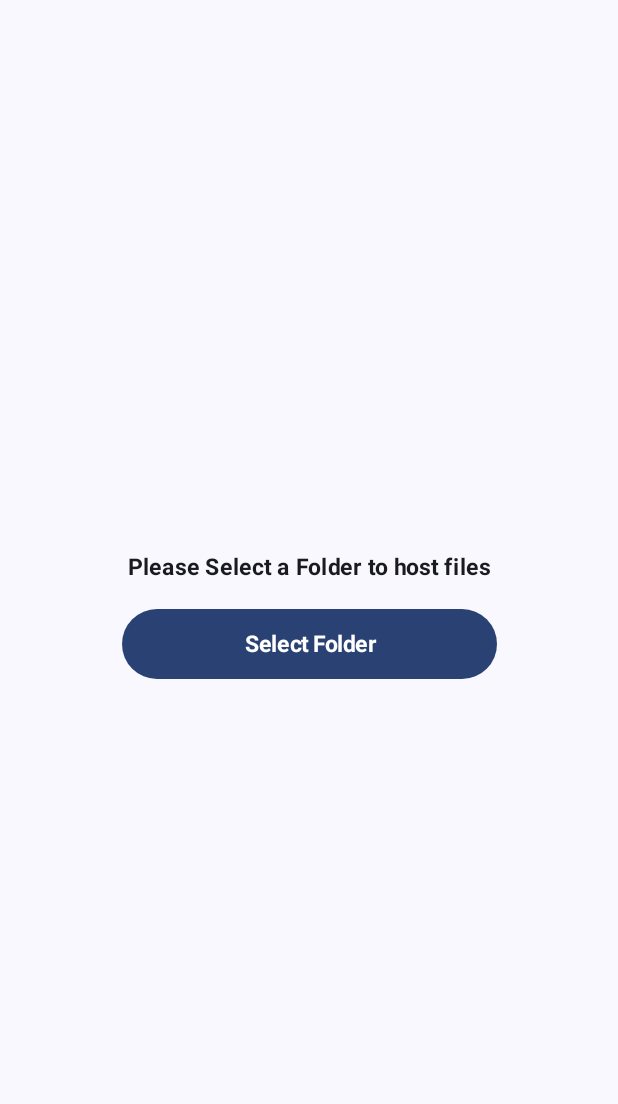
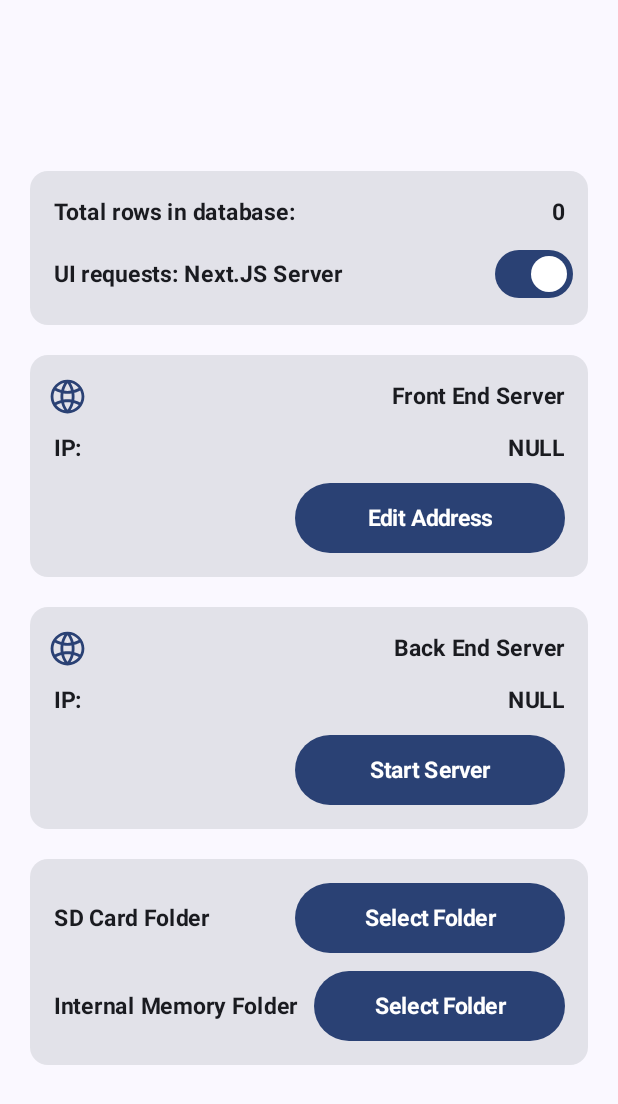
Before and after one commit to rajasaidevaraju/ServerApp, an Android app built with Jetpack Compose: the screen it shows after launch (MainActivity), on a phone screen of 412 x 824 dp. Shown: the top 1104 px of the screen. Run offline under Robolectric (Android 15) with nearby library versions, the phone set to English and light mode, and no system bars; our stand-ins replace Room's generated code, livedata-compose; libraries missing offline, so code that uses them is left out: fi.iki.elonen.

Commit message:
ViewModel working and migrated 1 composable function

```diff
--- a/app/src/main/java/com/example/serverapp/MainActivity.kt
+++ b/app/src/main/java/com/example/serverapp/MainActivity.kt
@@ -5,10 +5,9 @@ package com.example.serverapp
 import android.content.BroadcastReceiver
 import android.content.Context
 import android.os.Bundle
-import android.util.Log
 import androidx.activity.ComponentActivity
 import androidx.activity.compose.setContent
-import androidx.activity.result.contract.ActivityResultContracts
+
 import androidx.compose.foundation.layout.fillMaxSize
 import androidx.compose.foundation.layout.padding
 import androidx.compose.material3.MaterialTheme
@@ -25,6 +24,8 @@ import android.content.Intent
 import android.content.IntentFilter
 import android.net.Uri
 import android.os.Build
+import androidx.activity.result.contract.ActivityResultContracts
+import androidx.activity.viewModels
 import androidx.compose.foundation.Image
 import androidx.compose.foundation.layout.Arrangement
 import androidx.compose.foundation.layout.Column
@@ -53,22 +54,39 @@ import androidx.compose.ui.text.style.TextAlign
 import androidx.compose.ui.window.Dialog
 import androidx.lifecycle.asFlow
 import androidx.lifecycle.compose.collectAsStateWithLifecycle
+import com.example.serverapp.ui.Select
+import com.example.serverapp.viewmodel.MainActivityViewModel
 import database.AppDatabase
+import helpers.FileHandlerHelper
 
 
 class MainActivity : ComponentActivity() {
 
 
     private val prefHandler by lazy { SharedPreferencesHelper(this) }
-    private var selectedFolderUri by mutableStateOf<String?>(null)
     private var isServerRunning by mutableStateOf(false)
     private var showAlertDialog by mutableStateOf(false)
     private var backEndUrl by mutableStateOf<String?>(null)
     private var frontEndUrl by mutableStateOf<String?>(null)
     private var uiServerMode by mutableStateOf<Boolean?>(null)
+    private val fileHandlerHelper by lazy { FileHandlerHelper(this) }
     private val SERVER_START_ACTION_NAME="SERVER_START"
     private val SERVER_STOP_ACTION_NAME="SERVER_STOP"
     private val database  by lazy { AppDatabase.getDatabase(this) }
+    private val mainActivityViewModel: MainActivityViewModel by viewModels()
+
+
+    private val requestPermissionLauncherSDCard = registerForActivityResult(ActivityResultContracts.OpenDocumentTree()) { uri: Uri? ->
+        if (uri != null) {
+            contentResolver.takePersistableUriPermission(uri, Intent.FLAG_GRANT_READ_URI_PERMISSION or Intent.FLAG_GRANT_WRITE_URI_PERMISSION)
+            mainActivityViewModel.saveSDCardUri(uri)
+    }}
+
+    private val requestPermissionLauncherInternal = registerForActivityResult(ActivityResultContracts.OpenDocumentTree()) { uri: Uri? ->
+        if (uri != null) {
+            contentResolver.takePersistableUriPermission(uri, Intent.FLAG_GRANT_READ_URI_PERMISSION or Intent.FLAG_GRANT_WRITE_URI_PERMISSION)
+            mainActivityViewModel.saveInternalUri(uri)
+        }}
 
     override fun onCreate(savedInstanceState: Bundle?) {
         super.onCreate(savedInstanceState)
@@ -100,16 +118,10 @@ class MainActivity : ComponentActivity() {
                         horizontalAlignment = Alignment.CenterHorizontally
                     )  {
 
-
-                        if (prefHandler.getURI() != null) {
-                            selectedFolderUri = prefHandler.getURI().toString()
                             Info()
                             FrontEndServer()
                             BackendServer()
-                        }
-                        else {
-                            FolderSelect()
-                        }
+                            Select(mainActivityViewModel,requestPermissionLauncherSDCard,requestPermissionLauncherInternal, fileHandlerHelper)
                     }
                 }
             }
@@ -301,12 +313,7 @@ class MainActivity : ComponentActivity() {
         unregisterReceiver(receiver)
     }
 
-    override fun onResume() {
-        super.onResume()
-        if (selectedFolderUri==null &&prefHandler.getURI() != null) {
-            selectedFolderUri = prefHandler.getURI().toString()
-        }
-    }
+
 
     @Composable
     fun ServerImage() {
@@ -322,26 +329,6 @@ class MainActivity : ComponentActivity() {
         }
     }
 
-        @Composable
-    fun FolderSelect() {
-        Column(
-            modifier = Modifier.fillMaxSize(),
-            verticalArrangement = Arrangement.Center,
-            horizontalAlignment = Alignment.CenterHorizontally
-        ) {
-            StyledText(text = "Please Select a Folder to host files")
-            Button(
-                onClick = {
-                    requestPermissionLauncher.launch(null)
-                },
-                modifier = Modifier
-                    .padding(10.dp)
-                    .width(250.dp)
-            ) {
-                StyledText(text = "Select Folder")
-            }
-        }
-    }
 
     private val receiver = object : BroadcastReceiver() {
         override fun onReceive(context: Context?, intent: Intent?) {
@@ -360,17 +347,6 @@ class MainActivity : ComponentActivity() {
         }
     }
 
-    private val requestPermissionLauncher = registerForActivityResult(ActivityResultContracts.OpenDocumentTree()) { uri: Uri? ->
-        if (uri != null) {
-            contentResolver.takePersistableUriPermission(uri, Intent.FLAG_GRANT_READ_URI_PERMISSION or Intent.FLAG_GRANT_WRITE_URI_PERMISSION)
-            prefHandler.storeURI(uri)
-            Log.d("SelectedFolder", "URI: $uri")
-
-        } else {
-            Log.d("SelectedFolder", "No folder selected")
-        }
-    }
-
     @Composable
     fun StyledText(text: String) {
 
@@ -381,5 +357,6 @@ class MainActivity : ComponentActivity() {
                 fontWeight = FontWeight.Bold,
                 fontSize=15.sp
             )
-        }
+    }
+
 }
--- /dev/null
+++ b/app/src/main/java/com/example/serverapp/MainActivityViewModel.kt
@@ -0,0 +1,61 @@
+
+package com.example.serverapp.viewmodel
+
+import android.app.Application
+import android.net.Uri
+import androidx.compose.runtime.getValue
+import androidx.lifecycle.AndroidViewModel
+import androidx.lifecycle.MutableLiveData
+import androidx.lifecycle.asFlow
+import androidx.lifecycle.compose.collectAsStateWithLifecycle
+import androidx.lifecycle.viewModelScope
+import database.AppDatabase
+import helpers.SharedPreferencesHelper
+import kotlinx.coroutines.launch
+
+class MainActivityViewModel(application: Application) : AndroidViewModel(application) {
+
+    private val prefHandler = SharedPreferencesHelper(application)
+    private val database  by lazy { AppDatabase.getDatabase(application) }
+    val sdCardUri = MutableLiveData<Uri?>()
+    val internalUri = MutableLiveData<Uri?>()
+    val rowCount = MutableLiveData<Int>(0)
+    val uiServerMode = MutableLiveData<Boolean>(false)
+    init {
+        loadPrefs()
+        viewModelScope.launch {
+            database.fileDao().getTotalFileCountLive()
+                .asFlow()
+                .collect { count ->
+                    rowCount.value = count
+                }
+        }
+    }
+
+    private fun loadPrefs() {
+        sdCardUri.value = prefHandler.getSDCardURI()
+        internalUri.value = prefHandler.getInternalURI()
+        uiServerMode.value=prefHandler.getUIServerMode()
+    }
+
+    fun saveSDCardUri(uri: Uri) {
+        viewModelScope.launch {
+            prefHandler.storeSDCardURI(uri)
+            sdCardUri.value = uri
+        }
+    }
+
+    fun saveInternalUri(uri: Uri) {
+        viewModelScope.launch {
+            prefHandler.storeInternalURI(uri)
+            internalUri.value = uri
+        }
+    }
+
+    fun setUIServerMode(mode:Boolean){
+        viewModelScope.launch {
+            prefHandler.storeUIServerMode(mode)
+            uiServerMode.value=mode
+        }
+    }
+}
--- /dev/null
+++ b/app/src/main/java/com/example/serverapp/ui/Select.kt
@@ -0,0 +1,94 @@
+package com.example.serverapp.ui
+
+
+import android.net.Uri
+import androidx.activity.result.ActivityResultLauncher
+import androidx.compose.runtime.livedata.observeAsState
+import androidx.compose.runtime.getValue
+import androidx.compose.foundation.layout.Column
+import androidx.compose.foundation.layout.Row
+import androidx.compose.foundation.layout.Spacer
+import androidx.compose.foundation.layout.fillMaxWidth
+import androidx.compose.foundation.layout.padding
+import androidx.compose.foundation.layout.width
+import androidx.compose.material3.Button
+import androidx.compose.material3.Card
+import androidx.compose.material3.Text
+import androidx.compose.runtime.Composable
+import androidx.compose.ui.Alignment
+import androidx.compose.ui.Modifier
+import androidx.compose.ui.text.font.FontWeight
+import androidx.compose.ui.text.style.TextAlign
+import androidx.compose.ui.unit.dp
+import androidx.compose.ui.unit.sp
+import com.example.serverapp.viewmodel.MainActivityViewModel
+import helpers.FileHandlerHelper
+
+
+@Composable
+fun Select(mainActivityViewModel: MainActivityViewModel, requestPermissionLauncherSDCard: ActivityResultLauncher<Uri?>, requestPermissionLauncherInternal: ActivityResultLauncher<Uri?>, fileHandlerHelper:FileHandlerHelper){
+
+    val sdCardUri by mainActivityViewModel.sdCardUri.observeAsState(null)
+    val internalUri by mainActivityViewModel.internalUri.observeAsState(null)
+    Card(
+        modifier = Modifier
+            .fillMaxWidth()
+            .padding(10.dp)
+    ) {
+        Column(
+            modifier = Modifier
+                .fillMaxWidth()
+                .padding(10.dp)
+        ) {
+            val sdCardFolderName=fileHandlerHelper.getFolderNameFromUri(sdCardUri);
+            Row(verticalAlignment = Alignment.CenterVertically) {
+                StyledText("SD Card Folder")
+                Spacer(Modifier.weight(1f))
+                if(sdCardFolderName==null){
+                    FolderSelectButton(requestPermissionLauncherSDCard)
+                }else{
+                    StyledText(sdCardFolderName)
+                }
+            }
+            val internalFolderName=fileHandlerHelper.getFolderNameFromUri(internalUri);
+
+            Row(verticalAlignment = Alignment.CenterVertically) {
+                StyledText("Internal Memory Folder")
+                Spacer(Modifier.weight(1f))
+                if(internalFolderName==null){
+                    FolderSelectButton(requestPermissionLauncherInternal)
+                }else{
+                    StyledText(internalFolderName)
+                }
+            }
+        }
+    }
+}
+
+
+
+@Composable
+fun FolderSelectButton(requestPermissionLauncher: ActivityResultLauncher<Uri?>) {
+    Button(
+        onClick = {
+            requestPermissionLauncher.launch(null)
+        },
+        modifier = Modifier
+            .padding(5.dp)
+            .width(180.dp)
+    ) {
+        StyledText(text = "Select Folder")
+    }
+}
+
+@Composable
+private fun StyledText(text: String) {
+
+    Text(
+        text = text,
+        textAlign = TextAlign.Center,
+        modifier = Modifier.padding(5.dp),
+        fontWeight = FontWeight.Bold,
+        fontSize=15.sp
+    )
+}
--- a/app/src/main/java/helpers/FileHandlerHelper.kt
+++ b/app/src/main/java/helpers/FileHandlerHelper.kt
@@ -2,6 +2,7 @@ package helpers
 
 import android.content.Context
 import android.net.Uri
+import android.provider.DocumentsContract
 import android.util.Log
 import androidx.documentfile.provider.DocumentFile
 import database.entity.FileMeta
@@ -10,6 +11,19 @@ import fi.iki.elonen.NanoHTTPD.newFixedLengthResponse
 
 
 class FileHandlerHelper(private val context: Context){
+
+    fun getFolderNameFromUri(uri: Uri?): String? {
+
+
+        val segments = uri?.pathSegments
+
+        return if(segments.isNullOrEmpty()){
+            null
+        }else{
+            segments.last()
+        }
+
+    }
 
     fun getUriForFileName(uri: Uri, fileName: String): DocumentFile? {
         val documentTree = DocumentFile.fromTreeUri(context, uri)
@@ -70,7 +84,7 @@ class FileHandlerHelper(private val context: Context){
             val inputStream = assetManager.open("web/$filePath") // Adjust the path to match your assets folder structure
             val fileBytes = inputStream.readBytes()
             val mimeType = getMimeType(filePath)
-            Log.d("MKHttpServer filePath:$filePath", assetManager.list("web")?.joinToString().orEmpty())
+            Log.d("MKHttpServer", "Successfully served filePath:$filePath")
             newFixedLengthResponse(NanoHTTPD.Response.Status.OK, mimeType, fileBytes.inputStream(), fileBytes.size.toLong())
         } catch (e: Exception) {
             Log.e("MKHttpServer", "Error serving file: $filePath", e)
--- a/app/src/main/java/helpers/SharedPreferencesHelper.kt
+++ b/app/src/main/java/helpers/SharedPreferencesHelper.kt
@@ -6,14 +6,15 @@ import android.net.Uri
 class SharedPreferencesHelper(private val context: Context) {
 
     private val name="MyPrefs"
-    private val uriKey="selected_folder_uri"
+    private val uriKeySDCard="selected_folder_uri_sd_card"
+    private val uriKeyInternal="selected_folder_uri_internal"
     private val frontEndKey="front_end_url"
     private val backEndKey="back_end_url"
     private val uiServerModeKey="ui_server_mode"
     private val PREFS_KEY_SERVER_STATE = "SERVER_STATE_KEY" // Key to identify server state in SharedPreferences
     val sharedPrefs = context.getSharedPreferences(name, Context.MODE_PRIVATE)
 
-    fun getURI():Uri?{
+    private fun getURI(uriKey:String):Uri?{
         val selectedFolderUriString = sharedPrefs.getString(uriKey, null)
 
         if (selectedFolderUriString != null) {
@@ -25,7 +26,23 @@ class SharedPreferencesHelper(private val context: Context) {
 
     }
 
-    fun storeURI(selectedFolderUri:Uri){
+    fun getSDCardURI():Uri?{
+        return getURI(uriKeySDCard)
+    }
+
+    fun getInternalURI():Uri?{
+        return getURI(uriKeyInternal)
+    }
+
+    fun storeSDCardURI(selectedFolderUri:Uri){
+        storeURI(selectedFolderUri,uriKeySDCard)
+    }
+
+    fun storeInternalURI(selectedFolderUri:Uri){
+        storeURI(selectedFolderUri,uriKeyInternal)
+    }
+
+    private fun storeURI(selectedFolderUri:Uri, uriKey:String){
 
         val sharedPrefs = context.getSharedPreferences(name, Context.MODE_PRIVATE)
         val editor = sharedPrefs.edit()
@@ -33,6 +50,7 @@ class SharedPreferencesHelper(private val context: Context) {
         editor.putString(uriKey, selectedFolderUri.toString())
         editor.apply()
     }
+
 
     fun getFrontEndUrl(): String? {
         return sharedPrefs.getString(frontEndKey, null)
```
Also changed, not shown: app/src/main/java/com/example/serverapp/ui/Common.kt (added, +67 -0 lines), app/src/main/java/server/MKHttpServer.kt (+18 -3 lines), app/src/main/java/server/service/FileService.kt (+2 -9 lines).
